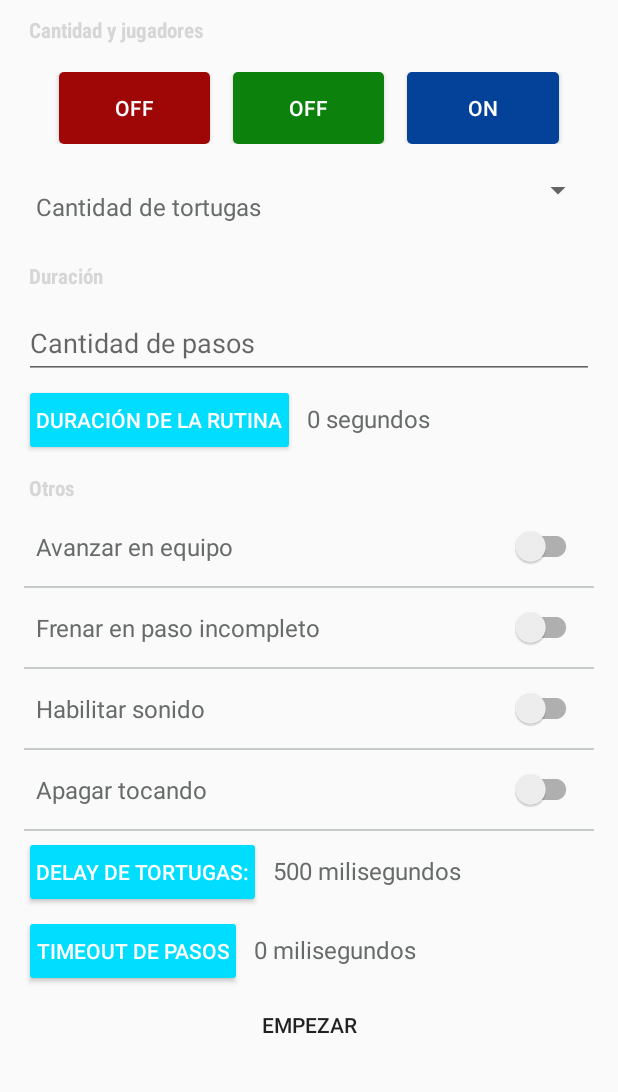
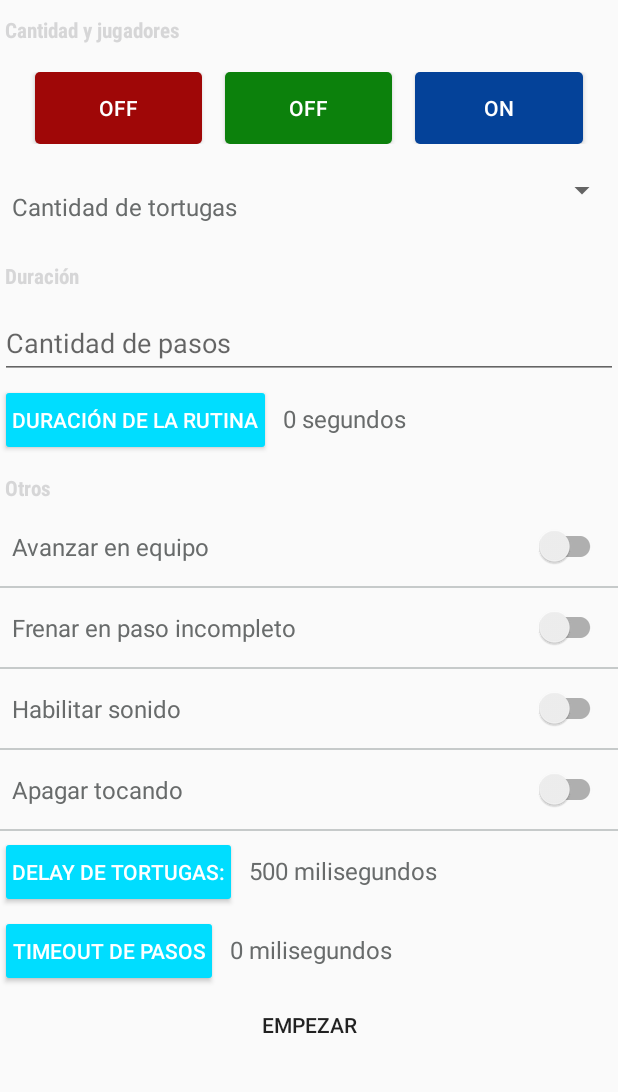
Before and after one commit to QSYdev/qsy-android, an Android app: the fragment PlayerExecutorFragment placed in its activity, on a phone screen of 412 x 824 dp, the part 84-1176 px from its top. Run offline under Robolectric (Android 15) with nearby library versions, the phone set to English and light mode, and no system bars; libraries missing offline, so code that uses them is left out: com.codetroopers.betterpickers, libterminal.lib.node, libterminal.lib.routine, libterminal.patterns.observer; 2 statements that could not run were skipped.

Commit message:
beta release

```diff
--- a/app/src/main/res/layout/player_executor_form.xml
+++ b/app/src/main/res/layout/player_executor_form.xml
@@ -8,9 +8,7 @@
     <LinearLayout xmlns:android="http://schemas.android.com/apk/res/android"
                   android:layout_width="match_parent"
                   android:layout_height="wrap_content"
-                  android:orientation="vertical"
-                  android:paddingLeft="16dp"
-                  android:paddingRight="16dp">
+                  android:orientation="vertical">
 
         <TextView
             android:id="@+id/amount_of_nodes_tv"
```
Also changed, not shown: 1 other file.
